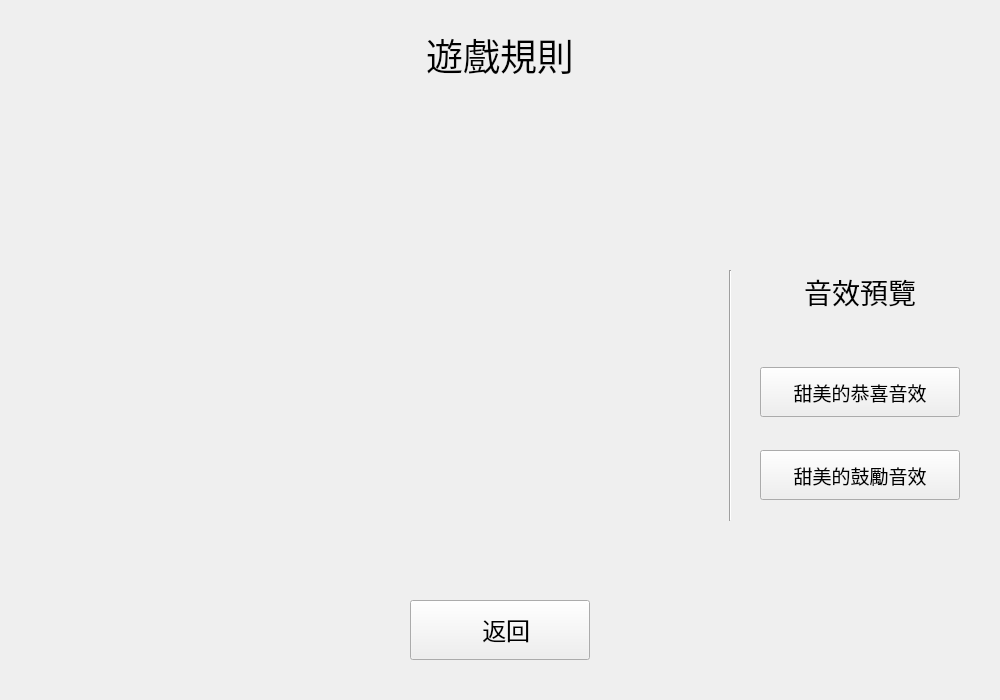
Qt form src/ui/rulewidget.ui (hwc20896/EMProj_CMake) before a commit.
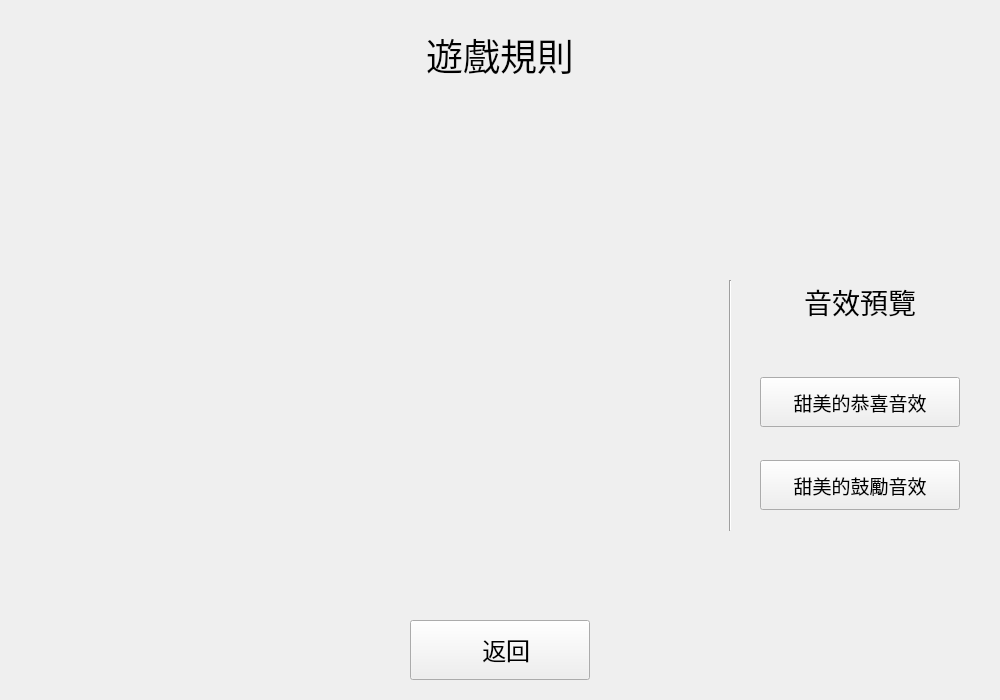
The same form after that commit. Icons and pictures are not drawn.

Commit message: feat: add a background on rule page

```diff
--- a/src/ui/rulewidget.ui
+++ b/src/ui/rulewidget.ui
@@ -39,8 +39,8 @@
    <property name="geometry">
     <rect>
      <x>35</x>
-     <y>110</y>
-     <width>841</width>
+     <y>130</y>
+     <width>930</width>
      <height>475</height>
     </rect>
    </property>
@@ -64,7 +64,7 @@
    <property name="geometry">
     <rect>
      <x>410</x>
-     <y>600</y>
+     <y>620</y>
      <width>180</width>
      <height>60</height>
     </rect>
@@ -86,7 +86,7 @@
    <property name="geometry">
     <rect>
      <x>760</x>
-     <y>262</y>
+     <y>272</y>
      <width>200</width>
      <height>60</height>
     </rect>
@@ -108,7 +108,7 @@
    <property name="geometry">
     <rect>
      <x>760</x>
-     <y>367</y>
+     <y>377</y>
      <width>200</width>
      <height>50</height>
     </rect>
@@ -126,7 +126,7 @@
    <property name="geometry">
     <rect>
      <x>760</x>
-     <y>450</y>
+     <y>460</y>
      <width>200</width>
      <height>50</height>
     </rect>
@@ -144,7 +144,7 @@
    <property name="geometry">
     <rect>
      <x>720</x>
-     <y>270</y>
+     <y>280</y>
      <width>20</width>
      <height>251</height>
     </rect>
```
The commit also changes 2 other files.
